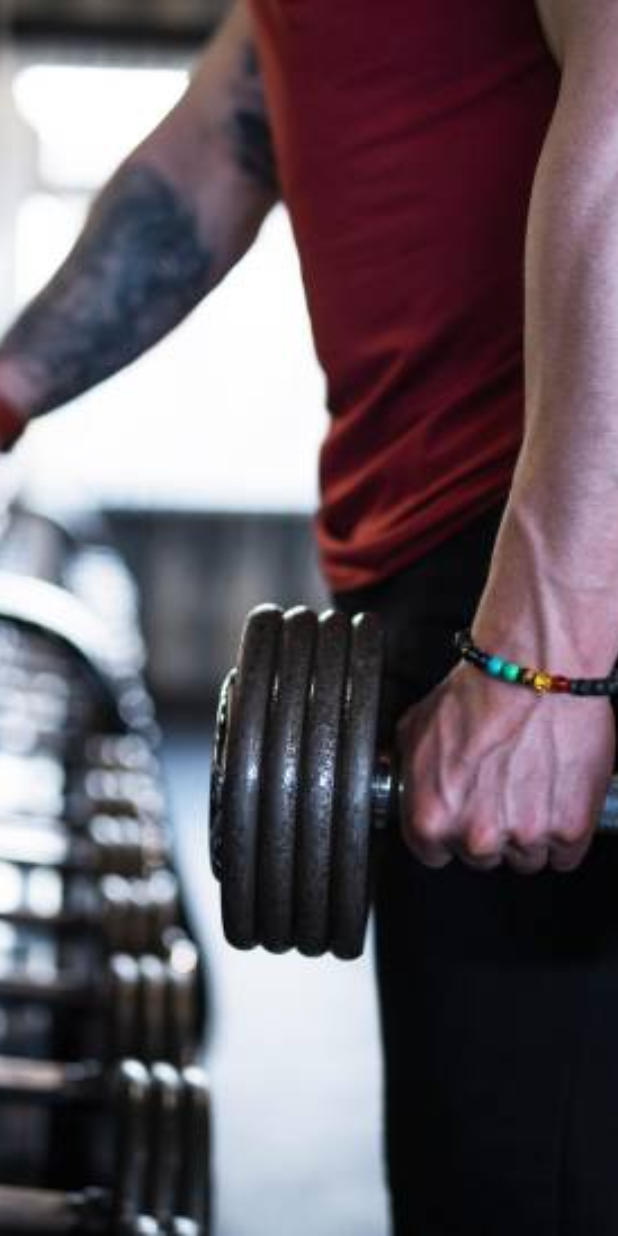
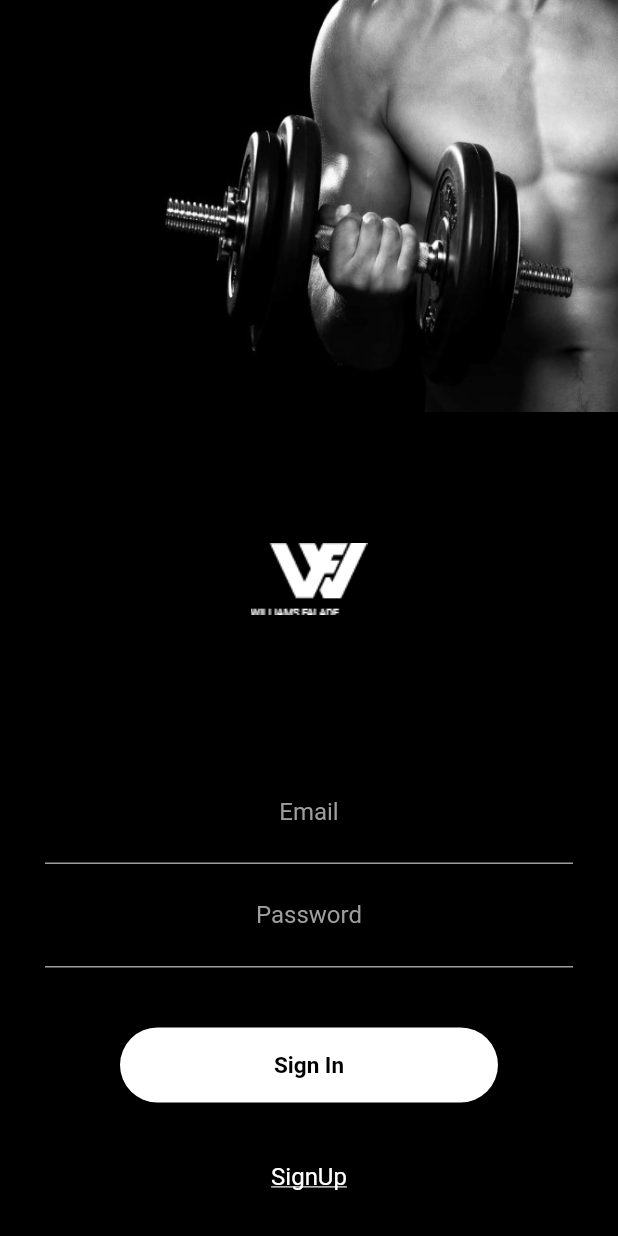
Before and after one commit to Rabeea-R/fitness_app, a Flutter app: the Login_Page screen opened by its route, on a phone screen of 412 x 824 dp. Run offline on Flutter 3.47's test engine with Material 2 defaults, Android fonts, the phone set to English and light mode, and no system bars; our stand-ins replace intro_slider.

Commit message:
login page complete

```diff
--- /dev/null
+++ b/fitness_app/lib/head.dart
@@ -0,0 +1,27 @@
+import 'package:flutter/material.dart';
+
+class Head extends StatelessWidget {
+  @override
+  Widget build(BuildContext context) {
+    return Padding(
+      padding: EdgeInsets.all(20),
+      child: Column(
+        crossAxisAlignment: CrossAxisAlignment.start,
+        children: <Widget>[
+          Expanded(
+            //flex: 1,
+            child: Container(
+              color: Colors.blue,
+              //width: MediaQuery.of(context).size.width,
+              //height: MediaQuery.of(context).size.height * 0.25,
+              child: Image.asset(
+                'images/login_img.jpg',
+                fit: BoxFit.fill,
+              ),
+            ),
+          ),
+        ],
+      ),
+    );
+  }
+}
--- /dev/null
+++ b/fitness_app/lib/input.dart
@@ -0,0 +1,51 @@
+import 'package:flutter/material.dart';
+
+import 'loginbuttons.dart';
+import 'InputField.dart';
+
+class Input extends StatelessWidget {
+  @override
+  Widget build(BuildContext context) {
+    return Padding(
+      padding: EdgeInsets.all(30),
+      child: Column(
+        children: <Widget>[
+          Expanded(
+            child: Center(
+              child: Padding(
+                padding: const EdgeInsets.fromLTRB(60.0, 10.0, 60.0, 10.0),
+                child: Image.asset(
+                  'images/login_logo.png',
+                  width: 500.0,
+                ),
+              ),
+            ),
+          ),
+          SizedBox(
+            height: 40,
+          ),
+          Container(
+            decoration: BoxDecoration(
+                color: Colors.black87, borderRadius: BorderRadius.circular(10)),
+            child: InputField(),
+          ),
+          SizedBox(
+            height: 40,
+          ),
+          LoginButtons(),
+          SizedBox(
+            height: 40,
+          ),
+          Text(
+            "SignUp",
+            style: TextStyle(
+              color: Colors.white,
+              fontSize: 16.0,
+              decoration: TextDecoration.underline,
+            ),
+          ),
+        ],
+      ),
+    );
+  }
+}
--- /dev/null
+++ b/fitness_app/lib/inputField.dart
@@ -0,0 +1,35 @@
+import 'package:flutter/material.dart';
+
+class InputField extends StatelessWidget {
+  @override
+  Widget build(BuildContext context) {
+    return Column(
+      children: <Widget>[
+        Container(
+          padding: EdgeInsets.all(10),
+          decoration: BoxDecoration(
+              border: Border(bottom: BorderSide(color: Colors.grey))),
+          child: TextField(
+            textAlign: TextAlign.center,
+            decoration: InputDecoration(
+                hintText: "Email",
+                hintStyle: TextStyle(color: Colors.grey),
+                border: InputBorder.none),
+          ),
+        ),
+        Container(
+          padding: EdgeInsets.all(10),
+          decoration: BoxDecoration(
+              border: Border(bottom: BorderSide(color: Colors.grey))),
+          child: TextField(
+            textAlign: TextAlign.center,
+            decoration: InputDecoration(
+                hintText: "Password",
+                hintStyle: TextStyle(color: Colors.grey),
+                border: InputBorder.none),
+          ),
+        ),
+      ],
+    );
+  }
+}
--- a/fitness_app/lib/login_page.dart
+++ b/fitness_app/lib/login_page.dart
@@ -1,4 +1,7 @@
 import 'package:flutter/material.dart';
+import 'head.dart';
+import 'inputField.dart';
+import 'input.dart';
 
 // class Login_Page extends StatelessWidget {
 //   const Login_Page({Key? key}) : super(key: key);
@@ -33,13 +36,109 @@ class _Login_PageState extends State<Login_Page> {
   Widget build(BuildContext context) {
     return Scaffold(
       body: SafeArea(
-        child: Container(
-          decoration: const BoxDecoration(
-            image: DecorationImage(
-              image: AssetImage('images/slider1-image.jpg'),
-              fit: BoxFit.cover,
+        // child: Column(
+        //   //mainAxisAlignment: MainAxisAlignment.,
+        //   children: <Widget>[
+        //     Expanded(
+        //       flex: 1,
+        //       child: Container(
+        //         color: Colors.blue,
+        //         width: MediaQuery.of(context).size.width,
+        //         height: MediaQuery.of(context).size.height * 0.25,
+        //         child: Image.asset(
+        //           'images/login_img.jpg',
+        //           fit: BoxFit.fill,
+        //         ),
+        //       ),
+        //     ),
+        //     Expanded(
+        //       flex: 2,
+        //       child: Container(
+        //         color: Colors.blueGrey,
+        //         height: MediaQuery.of(context).size.height * 0.25,
+        //         child: Column(
+        //           children: [
+        //             Row(
+        //               children: [
+        //                 Expanded(
+        //                   child: Center(
+        //                     child: Padding(
+        //                       padding: const EdgeInsets.fromLTRB(
+        //                           60.0, 10.0, 60.0, 10.0),
+        //                       child: Image.asset(
+        //                         'images/login_logo.png',
+        //                         width: 500.0,
+        //                       ),
+        //                     ),
+        //                   ),
+        //                 ),
+        //               ],
+        //             ),
+        //             Expanded(
+        //               child: Container(
+        //                 padding: EdgeInsets.fromLTRB(10, 5, 10, 5),
+        //                 child: const TextField(
+        //                   textAlign: TextAlign.center,
+        //                   decoration:
+        //                       InputDecoration(hintText: 'Email Address'),
+        //                 ),
+        //                 //width: MediaQuery.of(context).size.width * 0.5,
+        //               ),
+        //             ),
+        //             SizedBox(
+        //               height: 0.0,
+        //             ),
+        //             Expanded(
+        //               child: Container(
+        //                 padding: EdgeInsets.fromLTRB(10, 5, 10, 10),
+        //                 child: const TextField(
+        //                   textAlign: TextAlign.center,
+        //                   decoration: InputDecoration(hintText: 'Password'),
+        //                 ),
+        //                 //width: MediaQuery.of(context).size.width * 0.5,
+        //               ),
+        //             ),
+        //           ],
+        //         ),
+        //       ),
+        //     ),
+        //   ],
+        // ),
+        child: Column(
+          children: <Widget>[
+            // SizedBox(
+            //   height: 80,
+            // ),
+            Expanded(
+              flex: 1,
+              child: Container(
+                child: ClipRRect(
+                  // borderRadius: BorderRadius.only(
+                  //   bottomLeft: Radius.circular(60),
+                  //   bottomRight: Radius.circular(60),
+                  // ),
+                  child: Image.asset(
+                    'images/login_img.jpg',
+                    fit: BoxFit.fill,
+                  ),
+                ),
+                width: MediaQuery.of(context).size.width,
+                height: MediaQuery.of(context).size.height * 0.25,
+              ),
             ),
-          ),
+            Expanded(
+                flex: 2,
+                child: Container(
+                  color: Colors.black,
+                  child: ClipRRect(
+                    borderRadius: BorderRadius.only(
+                      topLeft: Radius.circular(40),
+                      topRight: Radius.circular(40),
+                    ),
+                    child: Input(),
+                  ),
+                ))
+          ],
         ),
       ),
     );
--- /dev/null
+++ b/fitness_app/lib/loginbuttons.dart
@@ -0,0 +1,22 @@
+import 'package:flutter/material.dart';
+
+class LoginButtons extends StatelessWidget {
+  @override
+  Widget build(BuildContext context) {
+    return Container(
+      height: 50,
+      margin: EdgeInsets.symmetric(horizontal: 50),
+      decoration: BoxDecoration(
+        color: Colors.white,
+        borderRadius: BorderRadius.circular(30),
+      ),
+      child: Center(
+        child: Text(
+          "Sign In",
+          style: TextStyle(
+              color: Colors.black, fontSize: 15, fontWeight: FontWeight.bold),
+        ),
+      ),
+    );
+  }
+}
--- a/fitness_app/lib/main.dart
+++ b/fitness_app/lib/main.dart
@@ -39,7 +39,7 @@ class _MyHomePageState extends State<MyHomePage> {
   void initState() {
     super.initState();
     Timer(
-      Duration(seconds: 3),
+      Duration(seconds: 1),
       () => Navigator.pushReplacement(
           context, MaterialPageRoute(builder: (context) => Sliderr())),
     );
--- a/fitness_app/lib/slider1.dart
+++ b/fitness_app/lib/slider1.dart
@@ -1,3 +1,4 @@
+import 'package:fitness_app/login_page.dart';
 import 'package:flutter/material.dart';
 import 'dart:async';
 import 'package:intro_slider/intro_slider.dart';
@@ -39,7 +40,12 @@ class SliderState extends State<Sliderr> {
                 width: 190.0,
                 height: 50.0,
                 child: ElevatedButton(
-                  onPressed: () {},
+                  onPressed: () {
+                    Navigator.push(
+                      context,
+                      MaterialPageRoute(builder: (context) => Login_Page()),
+                    );
+                  },
                   style: TextButton.styleFrom(
                     backgroundColor: Colors.blue,
                     shape: RoundedRectangleBorder(
```
Also changed, not shown: fitness_app/images/back_icon.png (added), fitness_app/images/down_icon.png (added), fitness_app/images/login_img.jpg (added), fitness_app/images/login_logo.png (added), fitness_app/images/plan_1.png (added), fitness_app/images/plan_2.png (added), fitness_app/images/plan_3.png (added), fitness_app/images/plan_4.png (added), fitness_app/images/plan_logo.png (added), fitness_app/images/search_icon.png (added).
